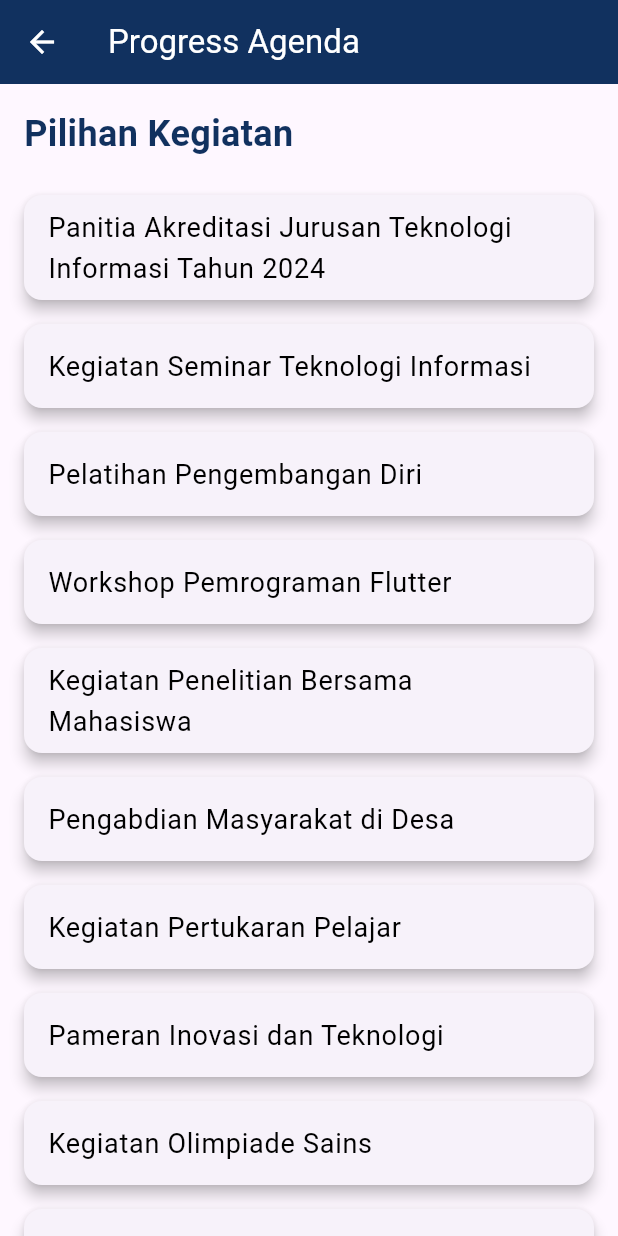
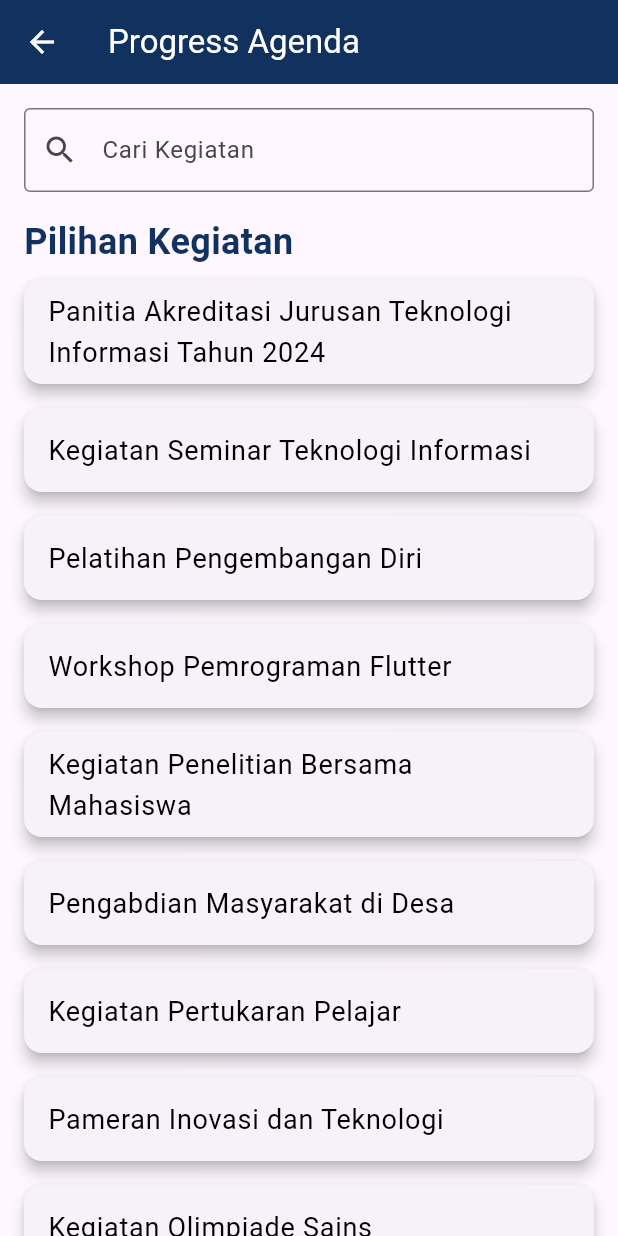
Before and after one commit to Silmymaulia/PemrogramanMobile, a Flutter app: the LaporkanProgressAgendaPage screen opened by its route, on a phone screen of 412 x 824 dp. Run offline on Flutter 3.47's test engine with Material 3 defaults, Android fonts, the light colour scheme and no system bars; our stand-ins replace file_picker.

Commit message:
17_Oddis Nur Alifathur Razaaq

```diff
--- a/lib/laporkan_progress_agenda_page.dart
+++ b/lib/laporkan_progress_agenda_page.dart
@@ -1,7 +1,12 @@
 import 'package:flutter/material.dart';
 import 'laporkan_progress_agenda2_page.dart';
 
-class LaporkanProgressAgendaPage extends StatelessWidget {
+class LaporkanProgressAgendaPage extends StatefulWidget {
+  @override
+  _LaporkanProgressAgendaPageState createState() => _LaporkanProgressAgendaPageState();
+}
+
+class _LaporkanProgressAgendaPageState extends State<LaporkanProgressAgendaPage> {
   final List<String> kegiatanList = [
     'Panitia Akreditasi Jurusan Teknologi Informasi Tahun 2024',
     'Kegiatan Seminar Teknologi Informasi',
@@ -24,6 +29,25 @@ class LaporkanProgressAgendaPage extends StatelessWidget {
     'Kegiatan Penyuluhan Kesehatan',
   ];
 
+  List<String> filteredKegiatanList = [];
+  TextEditingController searchController = TextEditingController();
+
+  @override
+  void initState() {
+    super.initState();
+    // Pada awalnya, tampilkan semua kegiatan
+    filteredKegiatanList = kegiatanList;
+  }
+
+  void filterKegiatan(String query) {
+    List<String> filtered = kegiatanList
+        .where((kegiatan) => kegiatan.toLowerCase().contains(query.toLowerCase()))
+        .toList();
+    setState(() {
+      filteredKegiatanList = filtered;
+    });
+  }
+
   @override
   Widget build(BuildContext context) {
     return Scaffold(
@@ -38,9 +62,22 @@ class LaporkanProgressAgendaPage extends StatelessWidget {
       body: Column(
         crossAxisAlignment: CrossAxisAlignment.start,
         children: [
+          // Kolom pencarian
+          Padding(
+            padding: const EdgeInsets.all(16.0),
+            child: TextField(
+              controller: searchController,
+              decoration: InputDecoration(
+                labelText: 'Cari Kegiatan',
+                border: OutlineInputBorder(),
+                prefixIcon: Icon(Icons.search),
+              ),
+              onChanged: filterKegiatan, // Setiap perubahan teks akan memfilter kegiatan
+            ),
+          ),
           // Teks "Pilihan Kegiatan"
           Padding(
-            padding: const EdgeInsets.all(16.0),
+            padding: const EdgeInsets.symmetric(horizontal: 16.0),
             child: Text(
               'Pilihan Kegiatan',
               style: TextStyle(
@@ -53,25 +90,25 @@ class LaporkanProgressAgendaPage extends StatelessWidget {
           Expanded(
             // Menampung ListView
             child: ListView.builder(
-              itemCount: kegiatanList.length,
+              itemCount: filteredKegiatanList.length,
               itemBuilder: (context, index) {
                 return Card(
                   elevation: 4, // Efek bayangan
                   margin: EdgeInsets.symmetric(horizontal: 16, vertical: 8), // Margin untuk card
                   child: ListTile(
                     title: Text(
-                      kegiatanList[index],
+                      filteredKegiatanList[index],
                       style: TextStyle(
                         fontSize: 18, // Ukuran font
                         color: Colors.black, // Warna teks
                       ),
                     ),
                     onTap: () {
-                      // Navigasi ke halaman ProgressKegiatan2Page dengan nama kegiatan
+                      // Navigasi ke halaman LaporkanProgressAgenda2Page dengan nama kegiatan
                       Navigator.push(
                         context,
                         MaterialPageRoute(
-                          builder: (context) => LaporkanProgressAgenda2Page(kegiatan: kegiatanList[index]),
+                          builder: (context) => LaporkanProgressAgenda2Page(kegiatan: filteredKegiatanList[index]),
                         ),
                       );
                     },
--- a/lib/login_page.dart
+++ b/lib/login_page.dart
@@ -41,7 +41,7 @@ class LoginPage extends StatelessWidget {
                     ),
                     const SizedBox(width: 8), // Mengurangi jarak antar logo
                     Image(
-                      image: AssetImage('assets/jti.png'),
+                      image: AssetImage('assets/logo.png'),
                       height: 80,
                     ),
                   ],
--- a/pubspec.yaml
+++ b/pubspec.yaml
@@ -22,7 +22,6 @@ flutter:
   uses-material-design: true
 
   assets:
-    - assets/jti.png
+    - assets/logo.png
     - assets/polinema.png
     - assets/profil.jpg
-    - assets/kinerja_dosen_icon.png
```
Also changed, not shown: lib/progress_kegiatan_page.dart (+42 -5 lines), assets/kinerja_dosen_icon.png (deleted).
